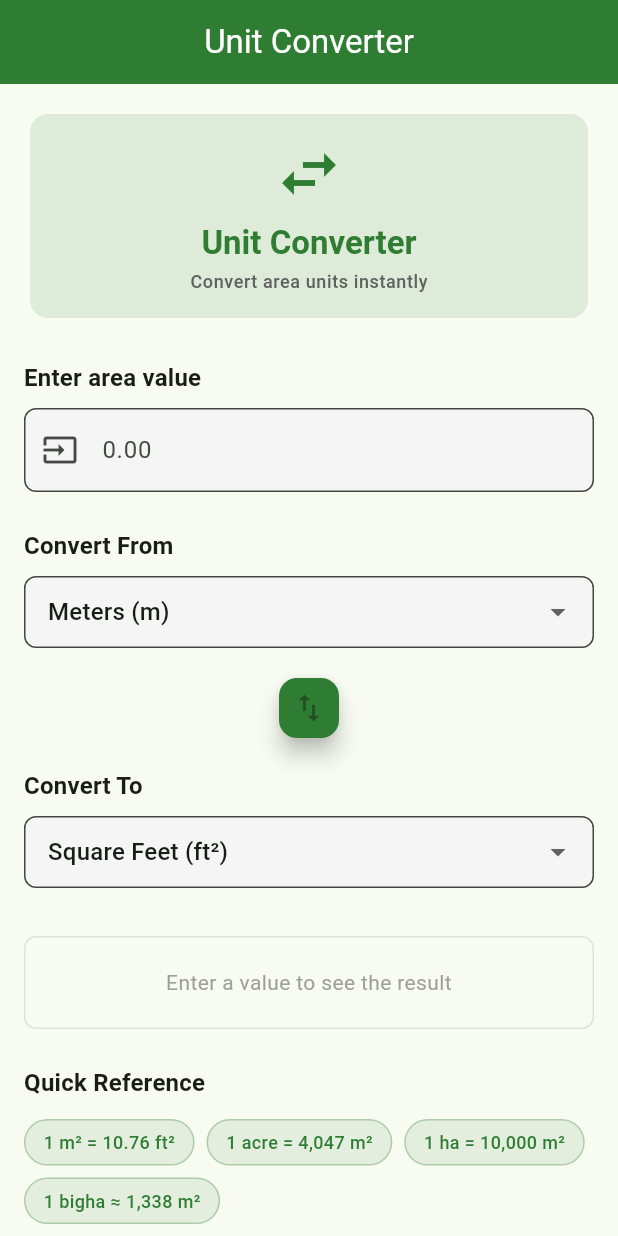
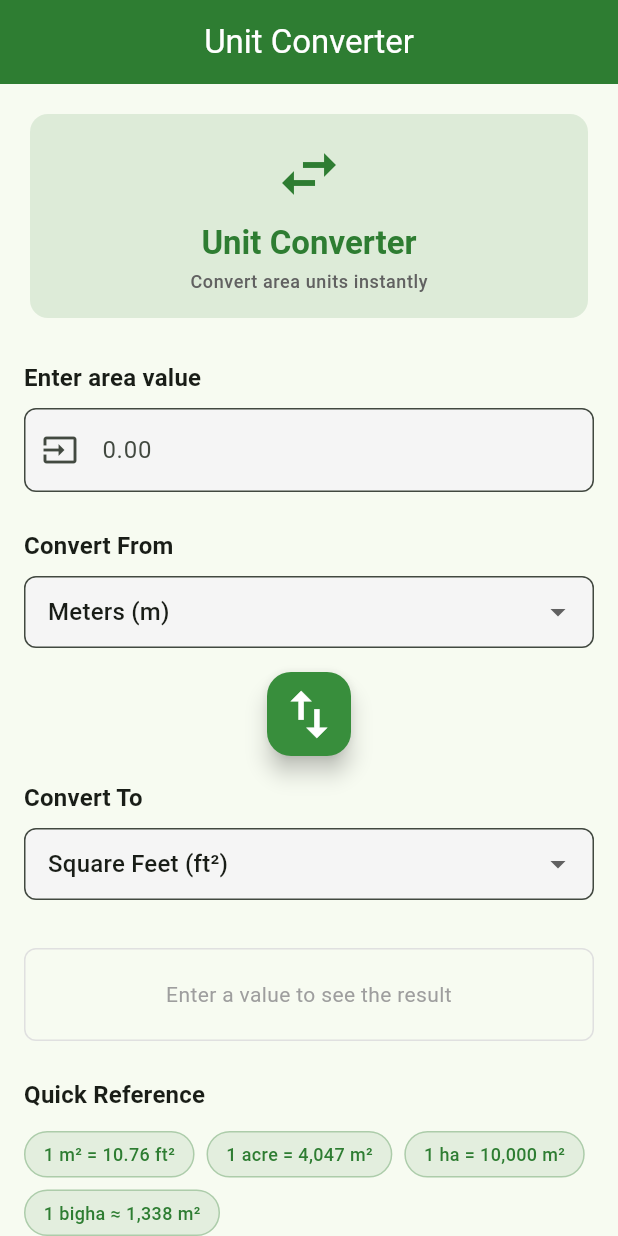
Before and after one commit to zamansheikh/plotcalc, a Flutter app: the UnitConverterPage screen opened by its route, on a phone screen of 412 x 824 dp. Run offline on Flutter 3.47's test engine with Material 3 defaults, Android fonts, the light colour scheme and no system bars; our stand-ins replace dartz, equatable, flutter_bloc, get_it, go_router, injectable and 2 more; accounts and stored records are empty.

Commit message:
feat: Update unit converter button style and color for improved visibility

```diff
--- a/lib/features/measurement/presentation/pages/unit_converter_page.dart
+++ b/lib/features/measurement/presentation/pages/unit_converter_page.dart
@@ -216,7 +216,7 @@ class _UnitConverterPageState extends State<UnitConverterPage> {
             // Swap Button
             Center(
               child: FloatingActionButton(
-                mini: true,
+                // mini: true,
                 onPressed: () {
                   setState(() {
                     final temp = _fromUnit;
@@ -225,8 +225,12 @@ class _UnitConverterPageState extends State<UnitConverterPage> {
                   });
                   _convert();
                 },
-                backgroundColor: AppTheme.primaryColor,
-                child: const Icon(Icons.swap_vert),
+                backgroundColor: AppTheme.successColor,
+                child: const Icon(
+                  Icons.swap_vert,
+                  size: 42,
+                  color: Colors.white,
+                ),
               ),
             ),
             const SizedBox(height: 16),
```
